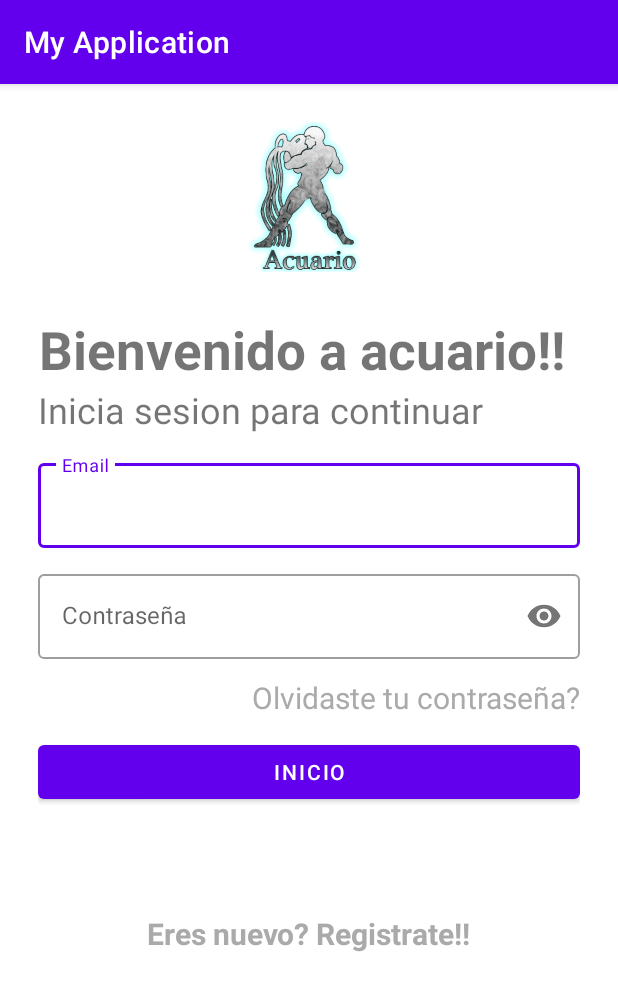
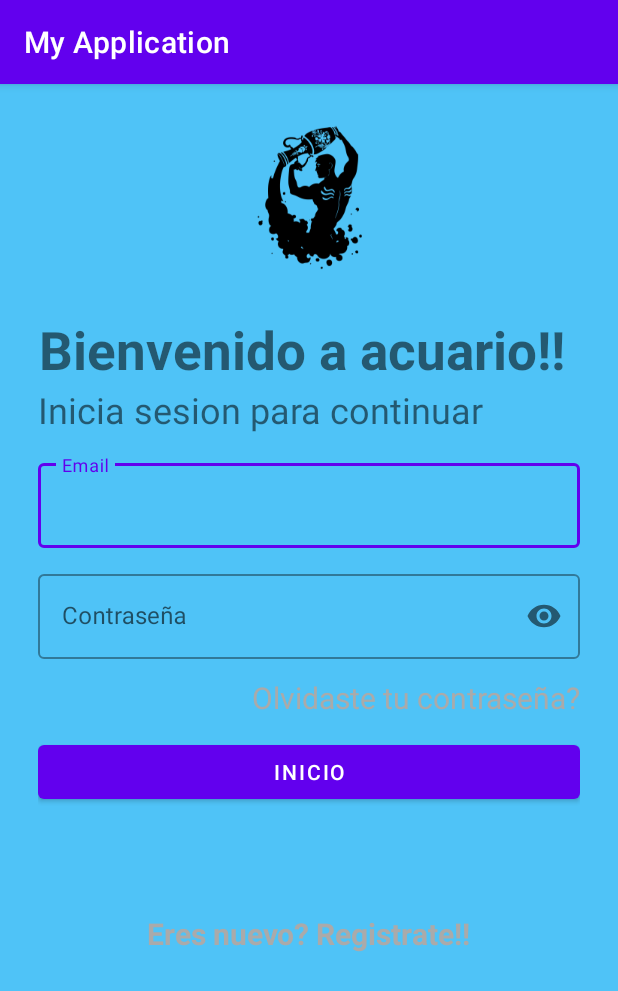
Before and after one commit to MarioAntonioOC/appAcuario, an Android app: the screen it shows after launch (LoginActivity), on a phone screen of 412 x 824 dp. Shown: the top 991 px of the screen. Run offline under Robolectric (Android 15) with nearby library versions, the phone set to English and light mode, and no system bars.

Commit message:
Logica areglada y cambio de tema

```diff
--- a/app/src/main/AndroidManifest.xml
+++ b/app/src/main/AndroidManifest.xml
@@ -14,6 +14,9 @@
         android:theme="@style/Theme.MyApplication"
         tools:targetApi="31">
         <activity
+            android:name=".SignUpActivity"
+            android:exported="false" />
+        <activity
             android:name=".LoginActivity"
             android:exported="false" />
         <activity
--- a/app/src/main/java/com/example/myapplication/LoginActivity.java
+++ b/app/src/main/java/com/example/myapplication/LoginActivity.java
@@ -2,13 +2,65 @@ package com.example.myapplication;
 
 import androidx.appcompat.app.AppCompatActivity;
 
+import android.app.ActivityOptions;
+import android.content.Intent;
+import android.os.Build;
 import android.os.Bundle;
+import android.util.Pair;
+import android.view.View;
+import android.widget.ImageView;
+import android.widget.TextView;
+
+import com.google.android.material.button.MaterialButton;
+import com.google.android.material.textfield.TextInputLayout;
 
 public class LoginActivity extends AppCompatActivity {
+
+    TextView  bienvenidoLabel, continuarLabel, nuevoUsuario;
+    ImageView loginImageView;
+    TextInputLayout usuarioTexField, contrasenaTextField;
+    MaterialButton inicioSesion;
 
     @Override
     protected void onCreate(Bundle savedInstanceState) {
         super.onCreate(savedInstanceState);
         setContentView(R.layout.activity_login);
+
+        loginImageView = findViewById(R.id.signImageView);
+        bienvenidoLabel = findViewById(R.id.bienvenidoLabel);
+        continuarLabel = findViewById(R.id.continuarLabel);
+        usuarioTexField = findViewById(R.id.usuarioSignUpTextField);
+        contrasenaTextField = findViewById(R.id.contrasenaTextField);
+        inicioSesion = findViewById(R.id.inicioSesion);
+        nuevoUsuario = findViewById(R.id.nuevoUsuario);
+
+        nuevoUsuario.setOnClickListener(new View.OnClickListener() {
+            @Override
+            public void onClick(View view) {
+                Intent intent = new Intent(LoginActivity.this, SignUpActivity.class);
+
+                Pair[] pairs = new Pair[7];
+                pairs[0] = new Pair<View, String>(loginImageView, "logoImageTrans");
+                pairs[1] = new Pair<View, String>(bienvenidoLabel, "textTrans");
+                pairs[2] = new Pair<View, String>(continuarLabel, "iniciaSesionTextTrans");
+                pairs[3] = new Pair<View, String>(usuarioTexField, "emailInputTextTrans");
+                pairs[4] = new Pair<View, String>(contrasenaTextField, "passwordInputTextTrans");
+                pairs[5] = new Pair<View, String>(inicioSesion, "buttonSignInTrans");
+                pairs[6] = new Pair<View, String>(nuevoUsuario, "newUserTrans");
+                for(int i = 0; i < pairs.length; i++)
+                {
+                    // Imprimimos los elementos del array en pantalla.
+                    System.out.println(""+pairs[i]);
+                }
+
+               /* if (Build.VERSION.SDK_INT >= Build.VERSION_CODES.LOLLIPOP) {
+                    ActivityOptions options = ActivityOptions.makeSceneTransitionAnimation(LoginActivity.this, pairs);
+                    startActivity(intent, options.toBundle());
+                }else{ */
+                    startActivity(intent);
+                    finish();
+             //   }
+            }
+        });
     }
 }
--- a/app/src/main/java/com/example/myapplication/MainActivity.java
+++ b/app/src/main/java/com/example/myapplication/MainActivity.java
@@ -2,9 +2,13 @@ package com.example.myapplication;
 
 import androidx.appcompat.app.AppCompatActivity;
 
+import android.app.ActivityOptions;
 import android.content.Intent;
+import android.os.Build;
 import android.os.Bundle;
 import android.os.Handler;
+import android.util.Pair;
+import android.view.View;
 import android.view.WindowManager;
 import android.view.animation.Animation;
 import android.view.animation.AnimationUtils;
@@ -25,12 +29,23 @@ public class MainActivity extends AppCompatActivity {
         ImageView logoImageView = findViewById(R.id.LogoImageView);
         logoImageView.setAnimation(animacion1);
 
-        new Handler().postDelayed(()-> {
+        new Handler().postDelayed(new Runnable() {
+            @Override
+            public void run() {
+                Intent intent = new Intent(MainActivity.this, LoginActivity.class);
 
-                Intent intent = new Intent(MainActivity.this, LoginActivity.class);
-                startActivity(intent);
-                finish();
+                Pair[] pairs = new Pair[2];
+                pairs[0] = new Pair<View, String>(logoImageView, "logoImageTrans");
 
+                /*if (Build.VERSION.SDK_INT >= Build.VERSION_CODES.LOLLIPOP){
+                    ActivityOptions options = ActivityOptions.makeSceneTransitionAnimation(MainActivity.this, pairs);
+                    startActivity(intent, options.toBundle());
+                }else{  */
+                    startActivity(intent);
+                    finish();
+               // }
+            }
         }, 4000);
+
     }
 }
--- a/app/src/main/res/layout/activity_login.xml
+++ b/app/src/main/res/layout/activity_login.xml
@@ -7,12 +7,13 @@
     tools:context=".LoginActivity"
     android:padding="25dp"
     android:orientation="vertical"
-    android:background="@color/white"
-    >
+    android:background="@color/azul_1">
+
 <ImageView
+    android:id="@+id/loginImageView"
     android:layout_width="100dp"
     android:layout_height="100dp"
-    android:src="@drawable/logo"
+    android:src="@drawable/aquarius"
     android:transitionName="logoImageTrans"
     android:layout_gravity="center"/>
 <TextView
@@ -32,7 +33,8 @@
         android:layout_width="wrap_content"
         android:layout_height="wrap_content"
         android:text="Inicia sesion para continuar"
-        android:textSize="24sp" />
+        android:textSize="24sp"
+        android:transitionName="iniciaSesionTextTrans"/>
 
 <LinearLayout
         android:layout_width="match_parent"
@@ -45,6 +47,7 @@
             android:layout_height="wrap_content"
             android:layout_marginBottom="12dp"
             android:id="@+id/usuarioTextField"
+            android:transitionName="emailInputTextTrans"
             android:hint="Email"
             style="@style/Widget.MaterialComponents.TextInputLayout.OutlinedBox">
         <com.google.android.material.textfield.TextInputEditText
@@ -58,6 +61,7 @@
         android:layout_marginBottom="12dp"
         android:id="@+id/contrasenaTextField"
         android:hint="Contraseña"
+        android:transitionName="passwordInputTextTrans"
         app:passwordToggleEnabled="true"
         style="@style/Widget.MaterialComponents.TextInputLayout.OutlinedBox">
         <com.google.android.material.textfield.TextInputEditText
@@ -84,7 +88,8 @@
         android:layout_height="wrap_content"
         android:text="INICIO"
         android:layout_marginTop="12dp"
-        android:layout_marginBottom="70dp" />
+        android:layout_marginBottom="70dp"
+        android:transitionName="buttonSignInTrans"/>
 
     <TextView
         android:id="@+id/nuevoUsuario"
@@ -98,7 +103,7 @@
         android:focusable="true"
         android:textStyle="bold"
         android:text="Eres nuevo? Registrate!!"
-        />
+        android:transitionName="newUserTrans"/>
 
     </LinearLayout>
 
--- a/app/src/main/res/layout/activity_main.xml
+++ b/app/src/main/res/layout/activity_main.xml
@@ -6,7 +6,7 @@
     android:layout_width="match_parent"
     android:layout_height="match_parent"
     tools:context=".MainActivity"
-    android:background="@color/black">
+    android:background="@color/azul_1">
 
     <ImageView
         android:id="@+id/LogoImageView"
@@ -16,6 +16,6 @@
         app:layout_constraintEnd_toEndOf="parent"
         app:layout_constraintStart_toStartOf="parent"
         app:layout_constraintTop_toTopOf="parent"
-        app:srcCompat="@drawable/logo" />
+        app:srcCompat="@drawable/aquarius" />
 
 </androidx.constraintlayout.widget.ConstraintLayout>
```
Also changed, not shown: app/src/main/java/com/example/myapplication/SignUpActivity.java (added, +68 -0 lines), app/src/main/res/layout/activity_sign_up.xml (added, +113 -0 lines), app/src/main/res/drawable/aquarius.png (added).
